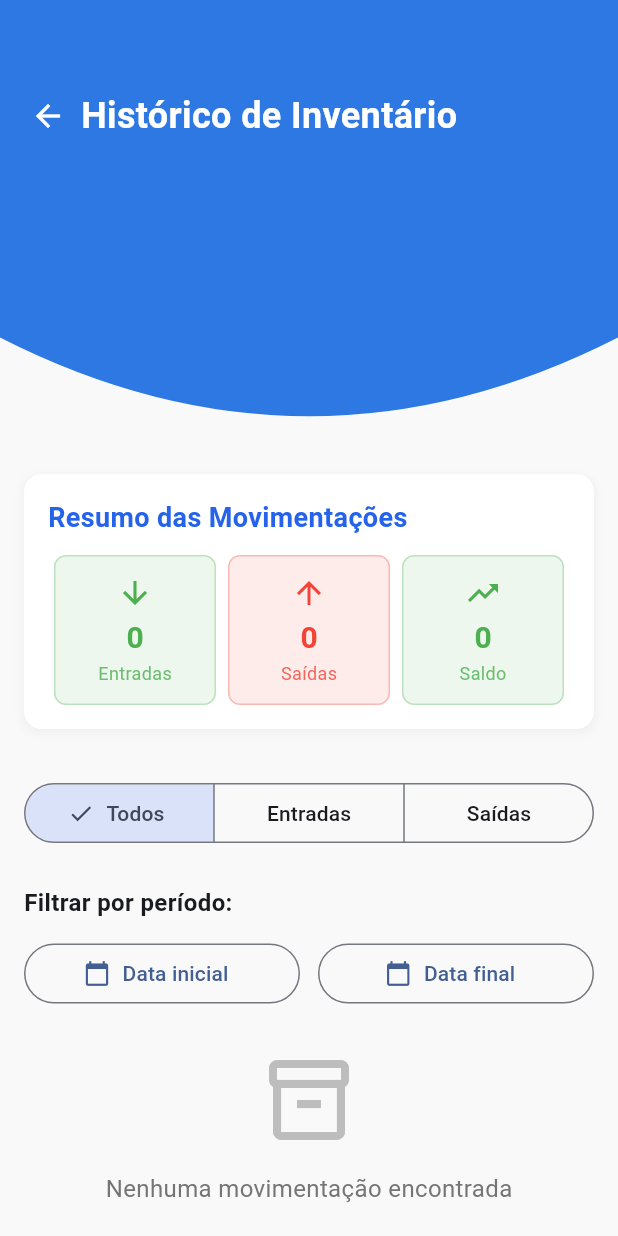
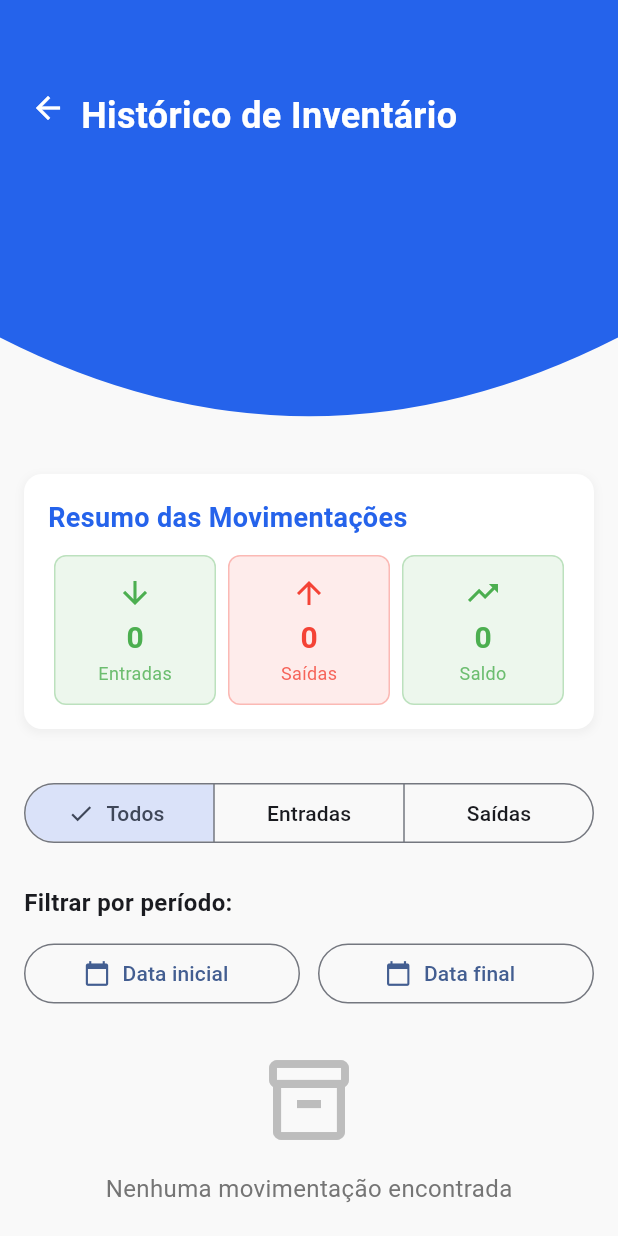
Before and after one commit to Sync-FATEC/API-5-FRONT, a Flutter app: the InventoryHistoryScreen screen opened directly, on a phone screen of 412 x 824 dp. Run offline on Flutter 3.47's test engine with Material 3 defaults, Android fonts, the phone set to English and light mode, and no system bars; our stand-ins replace firebase_auth, firebase_core, flutter_dotenv, printing, qr_flutter, screenshot and 1 more; missing offline and left inert: image_gallery_saver_plus, mobile_scanner; accounts and stored records are empty; network calls fail.

Commit message:
feat: fit title on inventory screen

```diff
--- a/src/lib/ui/views/inventory/inventory_history_screen.dart
+++ b/src/lib/ui/views/inventory/inventory_history_screen.dart
@@ -1,7 +1,6 @@
 import 'package:flutter/material.dart';
 import 'package:provider/provider.dart';
 import 'package:intl/intl.dart';
-import '../../widgets/background_header.dart';
 import '../../viewmodels/inventory_history_viewmodel.dart';
 import '../../../core/providers/order_provider.dart';
 import '../../../core/services/merchandise_service.dart';
@@ -48,6 +47,51 @@ class _InventoryHistoryScreenState extends State<InventoryHistoryScreen> {
     );
   }
 
+  Widget _buildCustomHeader() {
+    return ClipPath(
+      clipper: _HeaderClipper(),
+      child: Container(
+        height: 300,
+        width: double.infinity,
+        decoration: const BoxDecoration(color: Color(0xFF2563EB)),
+        child: Padding(
+          padding: const EdgeInsets.only(top: 60.0, left: 20.0, right: 20.0),
+          child: Row(
+            crossAxisAlignment: CrossAxisAlignment.start,
+            children: [
+              GestureDetector(
+                onTap: () => Navigator.of(context).pop(),
+                child: const Icon(
+                  Icons.arrow_back,
+                  color: Colors.white,
+                  size: 24,
+                ),
+              ),
+              const SizedBox(width: 10),
+              Expanded(
+                child: GestureDetector(
+                  onTap: () => Navigator.of(context).pop(),
+                  child: Text(
+                    widget.productName != null
+                        ? 'Histórico - ${widget.productName}'
+                        : 'Histórico de Inventário',
+                    style: const TextStyle(
+                      color: Colors.white,
+                      fontSize: 24,
+                      fontWeight: FontWeight.bold,
+                    ),
+                    maxLines: 2,
+                    overflow: TextOverflow.ellipsis,
+                  ),
+                ),
+              ),
+            ],
+          ),
+        ),
+      ),
+    );
+  }
+
   @override
   Widget build(BuildContext context) {
     return ChangeNotifierProvider.value(
@@ -55,13 +99,7 @@ class _InventoryHistoryScreenState extends State<InventoryHistoryScreen> {
       child: Scaffold(
         body: Column(
           children: [
-            Header(
-              title: widget.productName != null
-                ? 'Histórico - ${widget.productName}'
-                : 'Histórico de Inventário',
-              showBackButton: true,
-              onBackPressed: () => Navigator.of(context).pop(),
-            ),
+            _buildCustomHeader(),
             Expanded(
               child: Consumer<InventoryHistoryViewModel>(
                 builder: (context, viewModel, child) {
@@ -564,3 +602,26 @@ class _InventoryHistoryScreenState extends State<InventoryHistoryScreen> {
     }
   }
 }
+
+// Classe para criar a forma curvada do cabeçalho
+class _HeaderClipper extends CustomClipper<Path> {
+  @override
+  Path getClip(Size size) {
+    final path = Path();
+    path.lineTo(0, size.height * 0.75);
+    path.quadraticBezierTo(
+      size.width / 2,
+      size.height + 30,
+      size.width,
+      size.height * 0.75,
+    );
+    path.lineTo(size.width, 0);
+    path.close();
+    return path;
+  }
+
+  @override
+  bool shouldReclip(covariant CustomClipper<Path> oldClipper) {
+    return false;
+  }
+}
```
Also changed, not shown: 2 other files.
